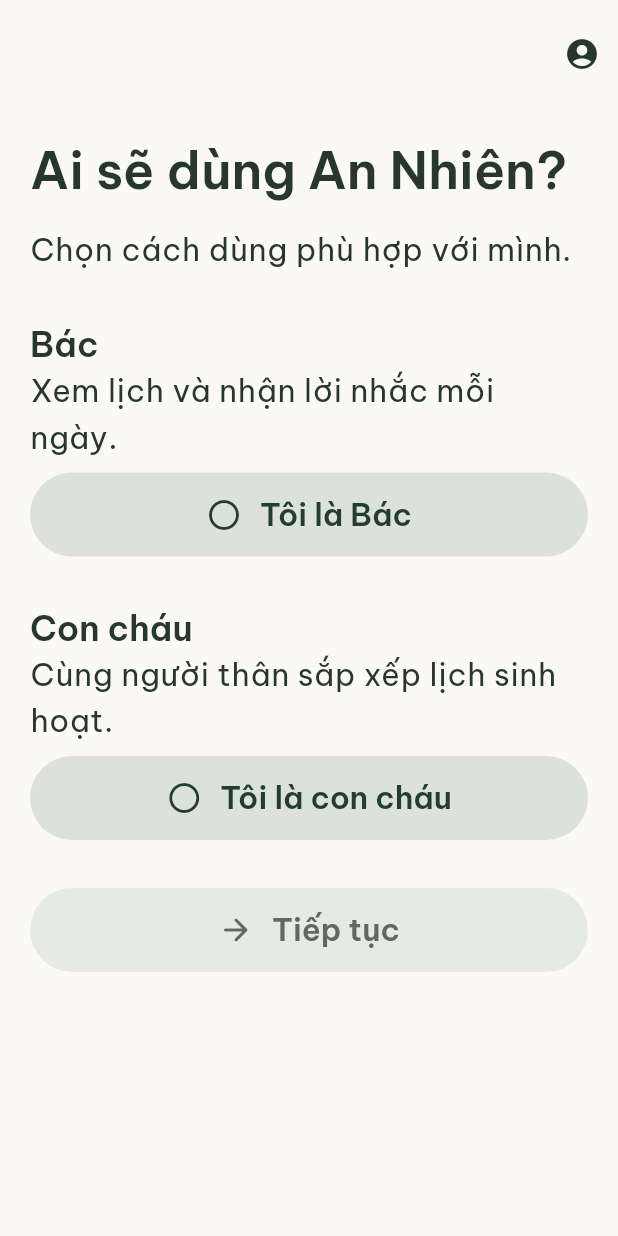
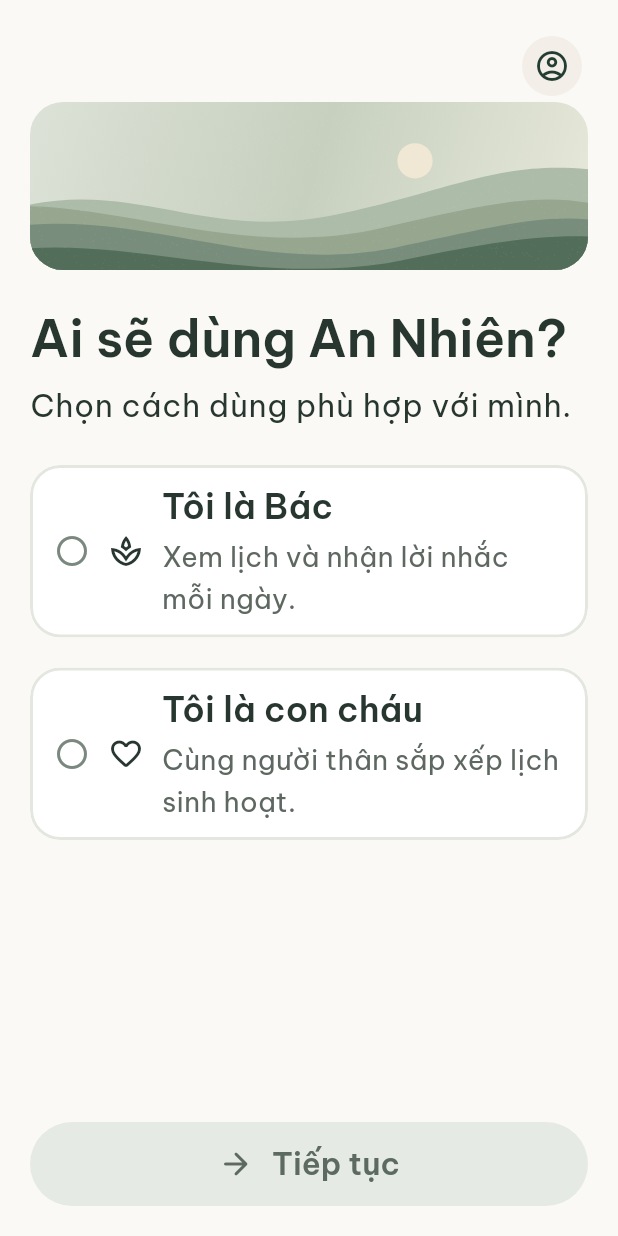
Before and after one commit to PhucSanh/PRM-LAB3, a Flutter app: the RoleScreen screen opened by its route, on a phone screen of 412 x 824 dp. Run offline on Flutter 3.47's test engine with Material 3 defaults, Android fonts, the phone set to English and light mode, and no system bars; our stand-ins replace cloud_firestore, cloud_functions, firebase_analytics, firebase_auth, firebase_core, firebase_crashlytics and 9 more; accounts and stored records are empty.

Commit message:
feat: update UI components for improved consistency and usability

```diff
--- a/PRM393_Lab03_AnNhien/lib/screens/account/role_screen.dart
+++ b/PRM393_Lab03_AnNhien/lib/screens/account/role_screen.dart
@@ -6,6 +6,8 @@ import '../../theme/app_spacing.dart';
 import '../../viewmodels/account_view_model.dart';
 import '../../viewmodels/ui_state.dart';
 import '../../widgets/app_button.dart';
+import '../../widgets/botanical_scene.dart';
+import '../../widgets/choice_group.dart';
 import '../../widgets/state_views.dart';
 
 class RoleScreen extends ConsumerWidget {
@@ -16,73 +18,72 @@ class RoleScreen extends ConsumerWidget {
     final vm = ref.read(roleViewModelProvider.notifier);
     final text = Theme.of(context).textTheme;
     return Scaffold(
-      appBar: AppBar(automaticallyImplyLeading: false, actions: [
-        IconButton(
-            tooltip: 'Tài khoản',
-            onPressed: () => context.push('/account'),
-            icon: const Icon(Icons.account_circle_rounded)),
-      ]),
         body: SafeArea(
             child: switch (state) {
       UiLoading() => const LoadingView(),
+      UiEmpty() => const LoadingView(),
       UiError(:final message) => ErrorView(
           message: message,
           onRetry: () => ref.invalidate(roleViewModelProvider)),
-        UiEmpty() => const LoadingView(),
-        UiData(:final data) => SingleChildScrollView(
+      UiData(:final data) => Column(children: [
+          Expanded(
+              child: SingleChildScrollView(
                   padding: const EdgeInsets.all(AppSpacing.screen),
-            child:
-                Column(crossAxisAlignment: CrossAxisAlignment.start, children: [
-              Text('Ai sẽ dùng An Nhiên?', style: text.headlineMedium),
-              const SizedBox(height: AppSpacing.base),
-              Text('Chọn cách dùng phù hợp với mình.', style: text.bodyLarge),
-              const SizedBox(height: AppSpacing.xl),
-              Text('Bác', style: text.titleLarge),
-              Text('Xem lịch và nhận lời nhắc mỗi ngày.',
+                  child: Column(
+                      crossAxisAlignment: CrossAxisAlignment.stretch,
+                      children: [
+                        Align(
+                            alignment: AlignmentDirectional.centerEnd,
+                            child: IconButton.filledTonal(
+                                tooltip: 'Tài khoản',
+                                onPressed: () => context.push('/account'),
+                                icon:
+                                    const Icon(Icons.account_circle_outlined))),
+                        const BotanicalScene(height: 112, branch: false),
+                        const SizedBox(height: AppSpacing.lg),
+                        Semantics(
+                            header: true,
+                            child: Text('Ai sẽ dùng An Nhiên?',
+                                style: text.headlineMedium)),
+                        const SizedBox(height: AppSpacing.sm),
+                        Text('Chọn cách dùng phù hợp với mình.',
                             style: text.bodyLarge),
-              const SizedBox(height: AppSpacing.sm),
-              Semantics(
-                  selected: data.role == UserRole.elder,
-                  child: AppButton(
+                        const SizedBox(height: AppSpacing.lg),
+                        IgnorePointer(
+                            ignoring: data.busy,
+                            child: ChoiceGroup<UserRole>(
+                                value: data.role,
+                                onChanged: vm.select,
+                                options: const [
+                                  ChoiceOption(
+                                      value: UserRole.elder,
                                       label: 'Tôi là Bác',
-                    kind: AppButtonKind.secondary,
-                    icon: data.role == UserRole.elder
-                        ? Icons.radio_button_checked_rounded
-                        : Icons.radio_button_unchecked_rounded,
-                    onPressed:
-                        data.busy ? null : () => vm.select(UserRole.elder),
-                  )),
-              const SizedBox(height: AppSpacing.xl),
-              Text('Con cháu', style: text.titleLarge),
-              Text('Cùng người thân sắp xếp lịch sinh hoạt.',
-                  style: text.bodyLarge),
-              const SizedBox(height: AppSpacing.sm),
-              Semantics(
-                  selected: data.role == UserRole.caregiver,
-                  child: AppButton(
+                                      description:
+                                          'Xem lịch và nhận lời nhắc mỗi ngày.',
+                                      icon: Icons.spa_outlined),
+                                  ChoiceOption(
+                                      value: UserRole.caregiver,
                                       label: 'Tôi là con cháu',
-                    kind: AppButtonKind.secondary,
-                    icon: data.role == UserRole.caregiver
-                        ? Icons.radio_button_checked_rounded
-                        : Icons.radio_button_unchecked_rounded,
-                    onPressed:
-                        data.busy ? null : () => vm.select(UserRole.caregiver),
-                  )),
+                                      description:
+                                          'Cùng người thân sắp xếp lịch sinh hoạt.',
+                                      icon: Icons.favorite_border_rounded),
+                                ])),
                         if (data.message != null) ...[
                           const SizedBox(height: AppSpacing.base),
                           Semantics(
                               liveRegion: true,
-                    child: Text(data.message!, style: text.bodyLarge)),
+                              child:
+                                  Text(data.message!, style: text.bodyLarge)),
                         ],
-              const SizedBox(height: AppSpacing.xl),
-              AppButton(
+                      ]))),
+          Padding(
+              padding: const EdgeInsets.all(AppSpacing.screen),
+              child: AppButton(
                   label: 'Tiếp tục',
                   icon: Icons.arrow_forward_rounded,
                   busy: data.busy,
-                  onPressed: data.role == null ? null : vm.submit),
+                  onPressed: data.role == null ? null : vm.submit)),
         ]),
-          ),
-      }),
-    );
+    }));
   }
 }
--- a/PRM393_Lab03_AnNhien/lib/screens/onboarding/notifications_screen.dart
+++ b/PRM393_Lab03_AnNhien/lib/screens/onboarding/notifications_screen.dart
@@ -155,9 +155,8 @@ class _ReminderPreview extends StatelessWidget {
       excludeSemantics: true,
       child: DecoratedBox(
         decoration: BoxDecoration(
-          color: scheme.surface,
+          color: scheme.secondaryContainer,
           borderRadius: AppRadius.cardAll,
-          border: Border.all(color: scheme.outlineVariant),
         ),
         child: Padding(
           padding: const EdgeInsets.all(AppSpacing.screen),
--- a/PRM393_Lab03_AnNhien/lib/screens/onboarding/onboarding_layout.dart
+++ b/PRM393_Lab03_AnNhien/lib/screens/onboarding/onboarding_layout.dart
@@ -58,8 +58,6 @@ class OnboardingLayout extends StatelessWidget {
       DecoratedBox(
         decoration: BoxDecoration(
           color: theme.scaffoldBackgroundColor,
-          border:
-              Border(top: BorderSide(color: theme.colorScheme.outlineVariant)),
         ),
         child: Padding(
           padding: const EdgeInsets.fromLTRB(AppSpacing.screen, AppSpacing.md,
--- a/PRM393_Lab03_AnNhien/lib/screens/onboarding/try_reminder_screen.dart
+++ b/PRM393_Lab03_AnNhien/lib/screens/onboarding/try_reminder_screen.dart
@@ -88,9 +88,8 @@ class _Card extends StatelessWidget {
     final scheme = Theme.of(context).colorScheme;
     return DecoratedBox(
       decoration: BoxDecoration(
-        color: scheme.surface,
+        color: scheme.secondaryContainer,
         borderRadius: AppRadius.cardAll,
-        border: Border.all(color: scheme.outlineVariant),
       ),
       child:
           Padding(padding: const EdgeInsets.all(AppSpacing.base), child: child),
--- a/PRM393_Lab03_AnNhien/lib/screens/suggestion/suggestion_compose_screen.dart
+++ b/PRM393_Lab03_AnNhien/lib/screens/suggestion/suggestion_compose_screen.dart
@@ -128,8 +128,6 @@ class _PinnedFooterLayout extends StatelessWidget {
         DecoratedBox(
           decoration: BoxDecoration(
             color: theme.scaffoldBackgroundColor,
-            border: Border(
-                top: BorderSide(color: theme.colorScheme.outlineVariant)),
           ),
           child: ConstrainedBox(
             constraints:
--- a/PRM393_Lab03_AnNhien/lib/screens/suggestion/suggestion_review_screen.dart
+++ b/PRM393_Lab03_AnNhien/lib/screens/suggestion/suggestion_review_screen.dart
@@ -130,8 +130,6 @@ class _Layout extends StatelessWidget {
       DecoratedBox(
         decoration: BoxDecoration(
           color: theme.scaffoldBackgroundColor,
-          border:
-              Border(top: BorderSide(color: theme.colorScheme.outlineVariant)),
         ),
         child: Padding(
           padding: const EdgeInsets.symmetric(
@@ -161,9 +159,8 @@ class _Quote extends StatelessWidget {
     final scheme = theme.colorScheme;
     return DecoratedBox(
       decoration: BoxDecoration(
-        color: scheme.surface,
+        color: scheme.secondaryContainer,
         borderRadius: AppRadius.cardAll,
-        border: Border.all(color: scheme.outlineVariant),
       ),
       child: Padding(
         padding: const EdgeInsets.all(AppSpacing.base),
--- a/PRM393_Lab03_AnNhien/lib/theme/app_spacing.dart
+++ b/PRM393_Lab03_AnNhien/lib/theme/app_spacing.dart
@@ -32,7 +32,8 @@ abstract final class AppRadius {
   static const BorderRadius mdAll = BorderRadius.all(Radius.circular(md));
   static const BorderRadius buttonAll =
       BorderRadius.all(Radius.circular(button));
-  static const BorderRadius cardAll = BorderRadius.all(Radius.circular(xl));
+  static const BorderRadius cardAll = BorderRadius.all(Radius.circular(20));
+  static const BorderRadius inputAll = BorderRadius.all(Radius.circular(16));
   static const BorderRadius dialogAll = BorderRadius.all(Radius.circular(xl));
 }
 
--- a/PRM393_Lab03_AnNhien/lib/widgets/caregiver_parts.dart
+++ b/PRM393_Lab03_AnNhien/lib/widgets/caregiver_parts.dart
@@ -60,9 +60,6 @@ class CaregiverPage extends StatelessWidget {
             : DecoratedBox(
                 decoration: BoxDecoration(
                   color: Theme.of(context).colorScheme.surface,
-                  border: Border(
-                      top: BorderSide(
-                          color: Theme.of(context).colorScheme.outlineVariant)),
                 ),
                 child: SafeArea(
                     top: false,
--- a/PRM393_Lab03_AnNhien/lib/widgets/choice_group.dart
+++ b/PRM393_Lab03_AnNhien/lib/widgets/choice_group.dart
@@ -113,7 +113,7 @@ class _ChoiceTile<T> extends StatelessWidget {
       style: (option.previewScale != null
               ? theme.textTheme.bodyMedium
               : theme.textTheme.titleMedium)
-          ?.copyWith(color: fg, fontWeight: FontWeight.w700),
+          ?.copyWith(color: fg, fontWeight: FontWeight.w600),
       textAlign: segmented ? TextAlign.center : TextAlign.start,
     );
     if (option.previewScale != null) {
--- a/PRM393_Lab03_AnNhien/lib/widgets/habit_widgets.dart
+++ b/PRM393_Lab03_AnNhien/lib/widgets/habit_widgets.dart
@@ -83,7 +83,6 @@ class HabitBadge extends StatelessWidget {
         decoration: BoxDecoration(
           color: colors.bg,
           borderRadius: BorderRadius.circular(size * 0.3),
-          border: Border.all(color: colors.fg.withValues(alpha: 0.16)),
         ),
         child: Icon(
           icon ?? HabitStyle.iconOf(habitKey),
@@ -207,7 +206,7 @@ class HabitAccentCard extends StatelessWidget {
   Widget build(BuildContext context) {
     final scheme = Theme.of(context).colorScheme;
     return Material(
-      color: selected ? scheme.primaryContainer : scheme.surface,
+      color: selected ? scheme.primaryContainer : scheme.secondaryContainer,
       shape: RoundedRectangleBorder(
         borderRadius: AppRadius.cardAll,
         side: selected
--- a/PRM393_Lab03_AnNhien/lib/widgets/nav_row.dart
+++ b/PRM393_Lab03_AnNhien/lib/widgets/nav_row.dart
@@ -32,7 +32,7 @@ class NavRow extends StatelessWidget {
       excludeSemantics: true,
       onTap: onTap,
       child: Material(
-        color: scheme.surface,
+        color: scheme.secondaryContainer,
         shape: const RoundedRectangleBorder(
           borderRadius: AppRadius.cardAll,
         ),
```
Also changed, not shown: PRM393_Lab03_AnNhien/lib/screens/tasks/task_form_screens.dart (+26 -21 lines), PRM393_Lab03_AnNhien/lib/theme/app_colors.dart (+9 -9 lines), PRM393_Lab03_AnNhien/lib/theme/app_theme.dart (+4 -4 lines), PRM393_Lab03_AnNhien/lib/widgets/app_surface.dart (added, +38 -0 lines), PRM393_Lab03_AnNhien/lib/widgets/app_text_field.dart (+6 -3 lines), PRM393_Lab03_AnNhien/lib/widgets/section_card.dart (+3 -10 lines). Lines whose indentation alone changed are shown as unchanged.
